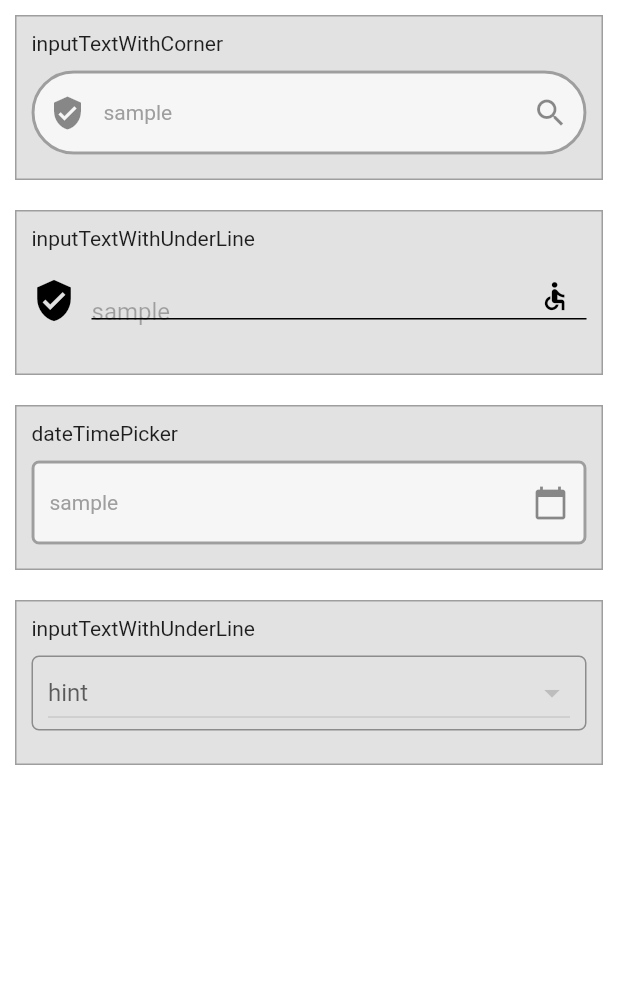
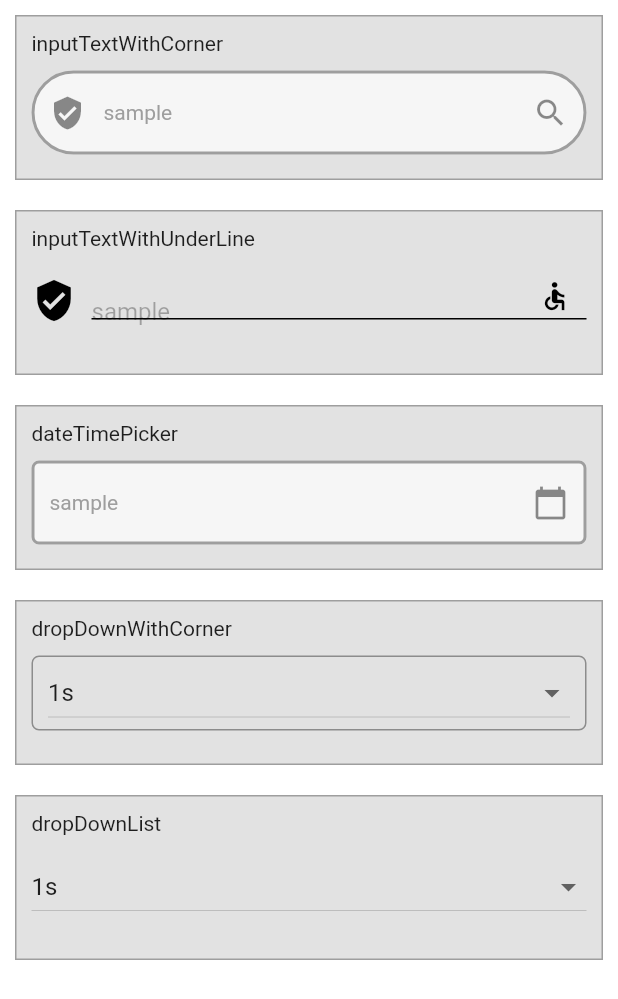
Before and after one commit to nandanghermawan21/ComponentSet1, a Flutter app: the screen it shows after launch, after a tap on "Global Input Component", on a phone screen of 412 x 824 dp. Shown: the top 999 px of the screen. Run offline on Flutter 3.47's test engine with Material 2 defaults, Android fonts, the phone set to English and light mode, and no system bars; our stand-ins replace flutter_svg, geolocator, google_maps_flutter, location, overlay_support; missing offline and left inert: component_icons, flutter_google_places, google_maps_webservice, groovin_widgets; statements that could not run were skipped.

Commit message:
commit add dropdownlist (review)

```diff
--- a/example/lib/module/inputComponent/presenter.dart
+++ b/example/lib/module/inputComponent/presenter.dart
@@ -8,6 +8,13 @@ class Presenter extends StatefulWidget {
 
 abstract class PresenterState extends State<Presenter> {
   TextEditingController dateController = new TextEditingController();
+
+   @override
+  void initState() {
+    super.initState();
+    dropDownMenuConcrete = getDropDownMenuStrukturTypes();
+    currentConcrete = dropDownMenuConcrete[0].value;
+  }
 
   List<User> users = [
     User(id: 1, nama: "Nandang Hermawan", address: "Kadungora Garut", age: 27),
--- a/example/lib/module/inputComponent/view.dart
+++ b/example/lib/module/inputComponent/view.dart
@@ -46,12 +46,23 @@ class View extends PresenterState {
                     });
                   })),
           ContainerComponent.componentBox(
-              title: "inputTextWithUnderLine",
+              title: "dropDownWithCorner",
               component: InputComponent.dropDownWithCorner(
                   // backgroundColor: ColorUtil().inputTextBackground,
                   onChangeds: changedDropDownConcrete,
-                  value: currentConcrete,
+                  value: currentConcrete ?? "1s",
                   items: dropDownMenuConcrete)),
+          ContainerComponent.componentBox(
+              title: "dropDownList",
+              component: DropDownList<dynamic>(
+                value: currentConcrete,
+                hint: Text("Masukan Nama"),
+                items: dropDownMenuConcrete,
+                onChange: ((value) {
+                  print(value.toString());
+                  // changedDropDownConcrete(value);
+                }),
+              )),
         ],
       )),
     );
--- a/lib/component/InputComponent.dart
+++ b/lib/component/InputComponent.dart
@@ -1,3 +1,4 @@
+export 'package:component_set1/custom/drop_down_list.dart';
 import 'package:flutter/material.dart';
 import 'package:flutter/painting.dart';
 import 'package:flutter/services.dart';
--- /dev/null
+++ b/lib/custom/drop_down_list.dart
@@ -0,0 +1,36 @@
+import 'package:flutter/material.dart';
+
+class DropDownList<T> extends StatefulWidget {
+  final T value;
+  final List<DropdownMenuItem<T>> items;
+  final ValueChanged<T> onChange;
+  final Widget hint;
+
+  const DropDownList(
+      {Key key, this.value, this.items, this.onChange, this.hint})
+      : super(key: key);
+
+  @override
+  State<StatefulWidget> createState() {
+    return DropDownListState<T>(value);
+  }
+}
+
+class DropDownListState<T> extends State<DropDownList> {
+  final T value;
+
+  DropDownListState(this.value);
+
+  @override
+  Widget build(BuildContext context) {
+    return Container(
+      child: DropdownButton<T>(
+        value: widget.value,
+        items: widget.items,
+        onChanged: widget.onChange,
+        isExpanded: true,
+        hint: widget.hint,
+      ),
+    );
+  }
+}
```
